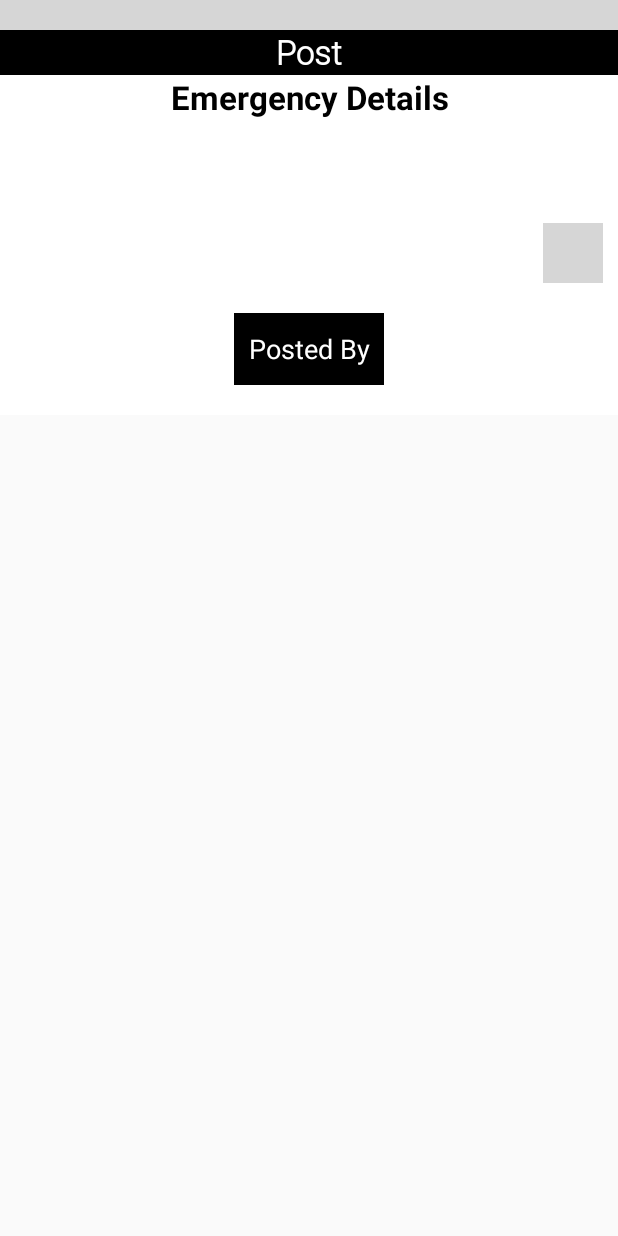
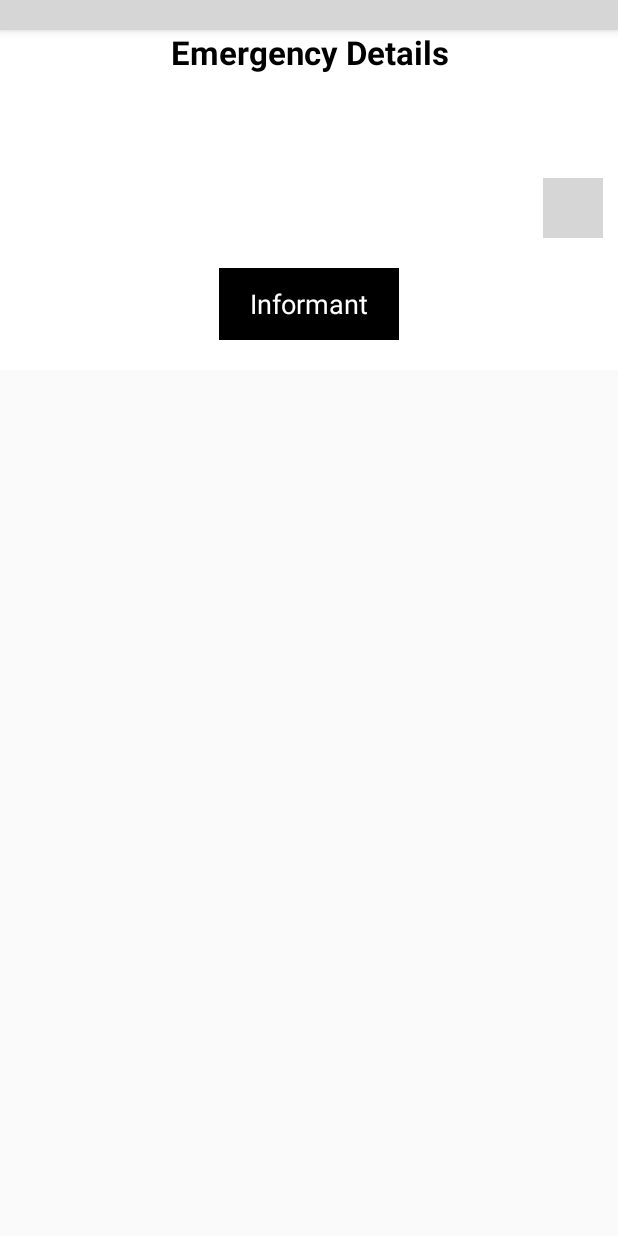
Before and after one commit to RupaliGoel/Sahayyam, an Android app: the layout activity_emergency_post.xml on its own in the app's theme, with its tools: preview values and no code run, on a phone screen of 412 x 824 dp. Run offline under Robolectric (Android 15) with nearby library versions, the phone set to English and light mode, and no system bars; grey boxes are pictures that could not be loaded.

Commit message:
toolbar4.6

```diff
--- a/app/src/main/res/layout/activity_emergency_post.xml
+++ b/app/src/main/res/layout/activity_emergency_post.xml
@@ -29,10 +29,10 @@
         android:fitsSystemWindows="true"
         android:layout_width="match_parent"
         android:layout_below="@+id/toolbar"
-        android:layout_height="30dp">
+        android:layout_height="0dp">
         <TextView
             android:layout_width="wrap_content"
-            android:layout_height="wrap_content"
+            android:layout_height="0dp"
             android:text="@string/post"
             android:textColor="@android:color/white"
             android:textSize="22sp"
@@ -100,13 +100,13 @@
 
     <Button
         android:id="@+id/detailsButton"
-        android:layout_width="100dp"
+        android:layout_width="120dp"
         android:layout_height="wrap_content"
         android:layout_below="@+id/imageButton"
         android:layout_centerHorizontal="true"
         android:background="@color/colorPrimary"
         android:textColor="@color/white"
-        android:text="Posted By"
+        android:text="Informant"
         android:textSize="18sp"
         android:fontFamily="sans-serif"
         android:scaleType="fitCenter"
```
